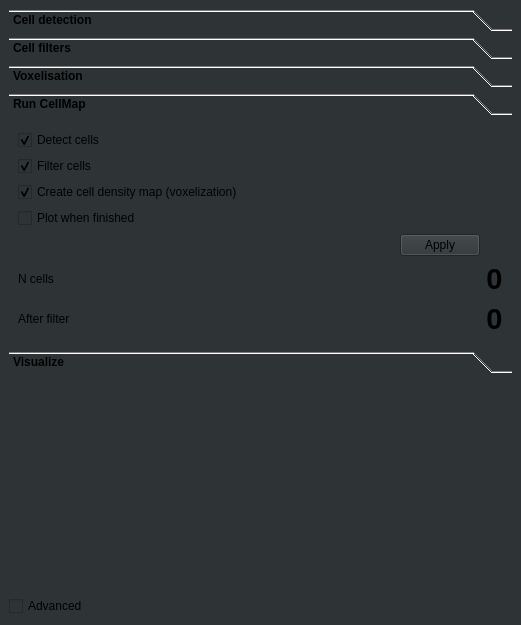
Before: the Qt Designer form ClearMap/gui/creator/cell_map_tab.ui in ClearAnatomics/ClearMap, drawn with Qt 5.
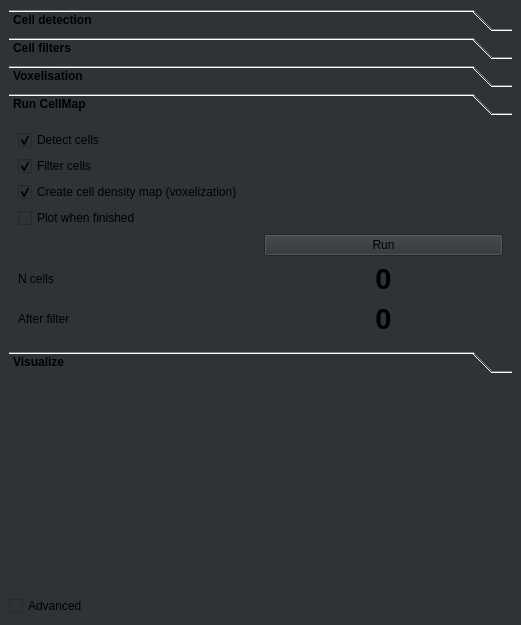
After: the same form once the commit is applied. The open tabs and pages were chosen to show the change. Icons and pictures are not drawn.

Commit message: Replaces QDialogButtonBox by simple QPushButton whenever applicable

The edit to the form file:
```diff
--- a/ClearMap/gui/creator/cell_map_tab.ui
+++ b/ClearMap/gui/creator/cell_map_tab.ui
@@ -39,7 +39,6 @@
      </property>
      <property name="font">
       <font>
-       <weight>75</weight>
        <bold>true</bold>
       </font>
      </property>
@@ -659,46 +658,18 @@
         <x>0</x>
         <y>0</y>
         <width>503</width>
-        <height>256</height>
+        <height>234</height>
        </rect>
       </property>
       <attribute name="label">
        <string>Run CellMap</string>
       </attribute>
       <layout class="QGridLayout" name="gridLayout">
-       <item row="4" column="0">
-        <widget class="QDialogButtonBox" name="runCellMapButtonBox">
-         <property name="standardButtons">
-          <set>QDialogButtonBox::Apply</set>
-         </property>
-         <property name="applyText" stdset="0">
-          <string>Run</string>
-         </property>
-        </widget>
-       </item>
-       <item row="7" column="2">
-        <widget class="QLabel" name="nDetectedCellsAfterFilterLabel">
-         <property name="font">
-          <font>
-           <pointsize>22</pointsize>
-           <weight>75</weight>
-           <bold>true</bold>
-          </font>
-         </property>
-         <property name="text">
-          <string>0</string>
-         </property>
-         <property name="alignment">
-          <set>Qt::AlignCenter</set>
-         </property>
-        </widget>
-       </item>
-       <item row="6" column="2">
+       <item row="5" column="2">
         <widget class="QLabel" name="nDetectedCellsLabel">
          <property name="font">
           <font>
            <pointsize>22</pointsize>
-           <weight>75</weight>
            <bold>true</bold>
           </font>
          </property>
@@ -710,13 +681,6 @@
          </property>
         </widget>
        </item>
-       <item row="7" column="0">
-        <widget class="QLabel" name="label_18">
-         <property name="text">
-          <string>After filter</string>
-         </property>
-        </widget>
-       </item>
        <item row="3" column="0">
         <widget class="QCheckBox" name="runCellMapPlotCheckBox">
          <property name="text">
@@ -724,16 +688,6 @@
          </property>
         </widget>
        </item>
-       <item row="6" column="0">
-        <widget class="QLabel" name="label_17">
-         <property name="toolTip">
-          <string/>
-         </property>
-         <property name="text">
-          <string>N cells</string>
-         </property>
-        </widget>
-       </item>
        <item row="2" column="0">
         <widget class="QCheckBox" name="runCellMapVoxelizeCheckBox">
          <property name="text">
@@ -754,6 +708,39 @@
          </property>
         </widget>
        </item>
+       <item row="6" column="0">
+        <widget class="QLabel" name="label_18">
+         <property name="text">
+          <string>After filter</string>
+         </property>
+        </widget>
+       </item>
+       <item row="6" column="2">
+        <widget class="QLabel" name="nDetectedCellsAfterFilterLabel">
+         <property name="font">
+          <font>
+           <pointsize>22</pointsize>
+           <bold>true</bold>
+          </font>
+         </property>
+         <property name="text">
+          <string>0</string>
+         </property>
+         <property name="alignment">
+          <set>Qt::AlignCenter</set>
+         </property>
+        </widget>
+       </item>
+       <item row="5" column="0">
+        <widget class="QLabel" name="label_17">
+         <property name="toolTip">
+          <string/>
+         </property>
+         <property name="text">
+          <string>N cells</string>
+         </property>
+        </widget>
+       </item>
        <item row="0" column="0">
         <widget class="QCheckBox" name="runCellMapDetectCellsCheckBox">
          <property name="text">
@@ -764,6 +751,13 @@
          </property>
         </widget>
        </item>
+       <item row="4" column="2">
+        <widget class="QPushButton" name="runCellMapPushButton">
+         <property name="text">
+          <string>Run</string>
+         </property>
+        </widget>
+       </item>
       </layout>
      </widget>
      <widget class="QWidget" name="page_8">
```
Left out of the diff: 61 changed lines with no effect on the pictures. The commit also changes 5 other files.
